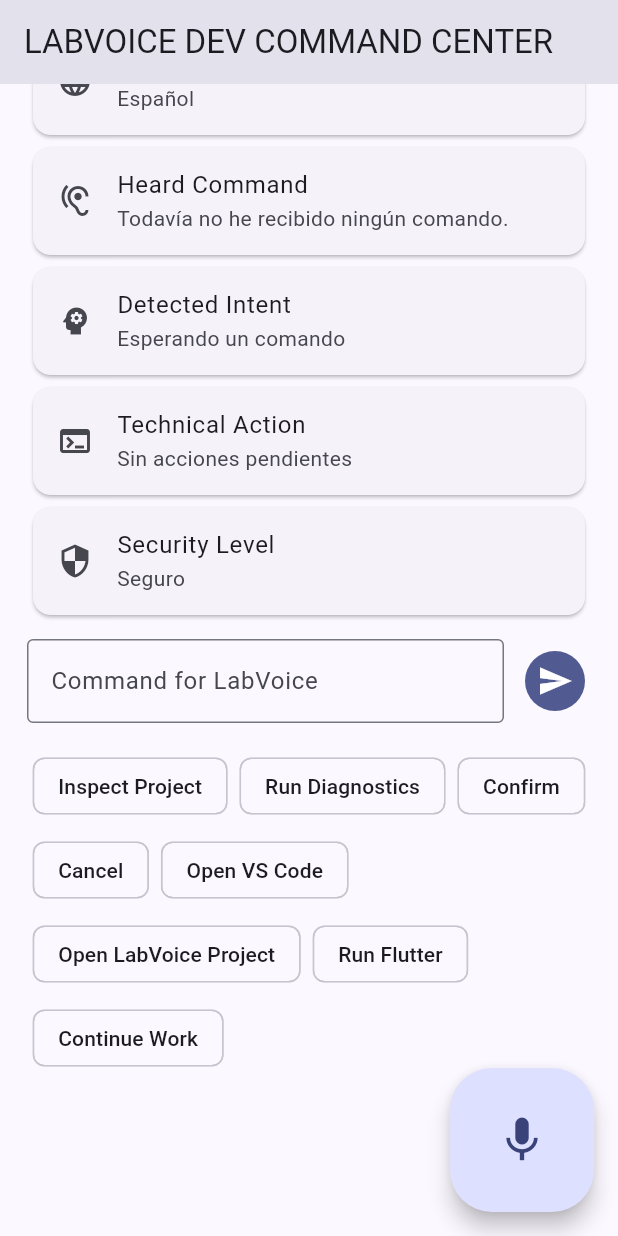
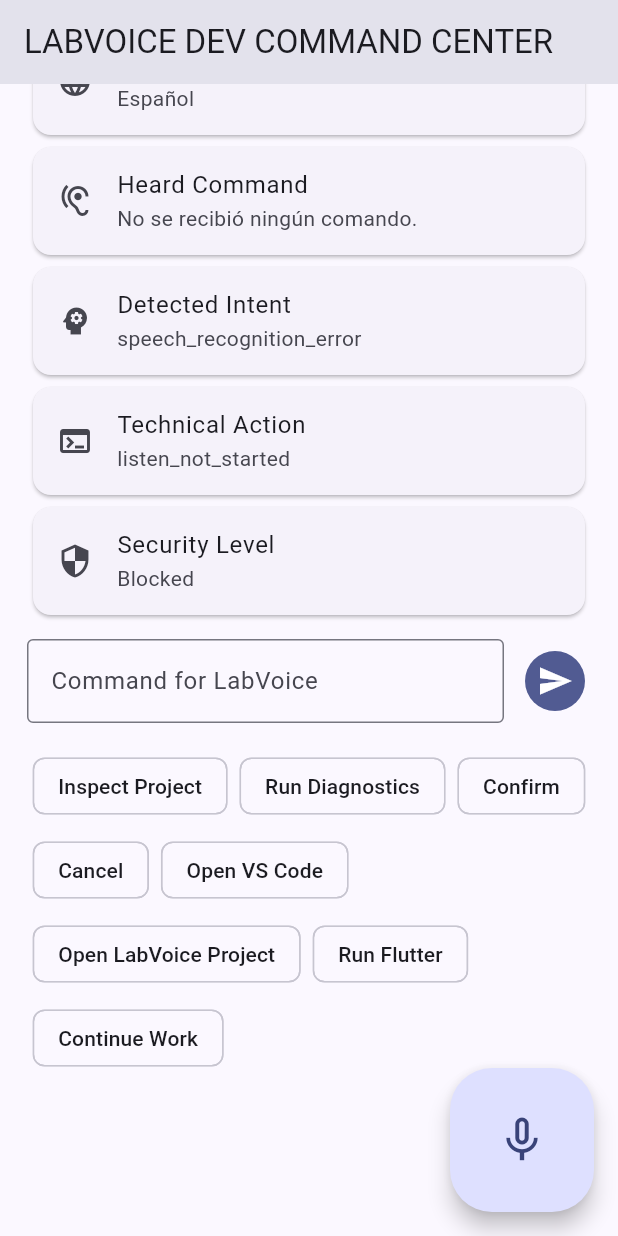
Before and after one commit to meyian777/IOV, a Flutter app: the screen it shows after launch, scrolled down 320 dp, after a tap on the "mic none" icon, on a phone screen of 412 x 824 dp. Run offline on Flutter 3.47's test engine with Material 3 defaults, Android fonts, the phone set to English and light mode, and no system bars; our stand-ins replace audioplayers, flutter_tts, speech_to_text; network calls fail.

Commit message:
Fix silent speech recognition failures

```diff
--- a/labvoice/lib/controllers/labvoice_controller.dart
+++ b/labvoice/lib/controllers/labvoice_controller.dart
@@ -68,7 +68,31 @@
 
   void setListening(bool value) {
     isListening = value;
-    if (value) response = LanguageManager.listening();
+    if (value) {
+      response = LanguageManager.listening();
+      heardCommand = LanguageManager.text(
+        "Escuchando el micrófono...",
+        "Listening to the microphone...",
+      );
+      detectedIntent = "listening";
+      technicalAction = "Speech recognition is active.";
+    }
+    notifyListeners();
+  }
+
+  Future<void> speechRecognitionError(String error) async {
+    isListening = false;
+    heardCommand = LanguageManager.text(
+      "No se recibió ningún comando.",
+      "No command was received.",
+    );
+    response = LanguageManager.text(
+      "El reconocimiento de voz falló: $error",
+      "Speech recognition failed: $error",
+    );
+    detectedIntent = "speech_recognition_error";
+    technicalAction = error;
+    securityLevel = "Blocked";
     notifyListeners();
   }
 
--- a/labvoice/lib/screens/labvoice_command_center.dart
+++ b/labvoice/lib/screens/labvoice_command_center.dart
@@ -16,13 +16,13 @@
   final LabVoiceController _controller = LabVoiceController();
   final TextEditingController _commandController = TextEditingController();
   final stt.SpeechToText _speech = stt.SpeechToText();
+  bool _speechInitialized = false;
 
   @override
   void initState() {
     super.initState();
     _controller.addListener(_refresh);
     _controller.initialize();
-    _speech.initialize();
   }
 
   void _refresh() {
@@ -41,23 +41,30 @@
   Future<void> _listen() async {
     if (_controller.isListening) return;
     await VoiceEngine.stop();
-    final available = await _speech.initialize(
-      onStatus: (status) {
-        if (status == "done") _controller.setListening(false);
-      },
-      onError: (_) => _controller.setListening(false),
-    );
+    await Future<void>.delayed(const Duration(milliseconds: 150));
+
+    final available = _speechInitialized
+        ? _speech.isAvailable
+        : await _initializeSpeech();
     if (!available) {
       await _controller.microphoneUnavailable();
       return;
     }
 
+    final localeId = await _supportedLocale(
+      LanguageManager.activeRecognitionLocale,
+    );
     _controller.setListening(true);
+    try {
       await _speech.listen(
         listenOptions: stt.SpeechListenOptions(
-        localeId: LanguageManager.activeRecognitionLocale,
+          localeId: localeId,
           listenFor: const Duration(minutes: 10),
-        pauseFor: const Duration(seconds: 2),
+          pauseFor: const Duration(seconds: 3),
+          cancelOnError: true,
+          partialResults: true,
+          listenMode: stt.ListenMode.dictation,
+          sampleRate: 44100,
         ),
         onResult: (result) async {
           if (!result.finalResult) {
@@ -70,6 +77,41 @@
           if (command.isNotEmpty) await _controller.processCommand(command);
         },
       );
+      if (!_speech.isListening && !_speech.hasRecognized) {
+        final error = _speech.lastError?.errorMsg ?? "listen_not_started";
+        await _controller.speechRecognitionError(error);
+      }
+    } catch (error) {
+      await _controller.speechRecognitionError(error.toString());
+    }
+  }
+
+  Future<bool> _initializeSpeech() async {
+    final available = await _speech.initialize(
+      debugLogging: true,
+      onStatus: (status) {
+        if (status == "done" || status == "notListening") {
+          _controller.setListening(false);
+        }
+      },
+      onError: (error) {
+        _controller.speechRecognitionError(error.errorMsg);
+      },
+    );
+    _speechInitialized = available;
+    return available;
+  }
+
+  Future<String?> _supportedLocale(String? preferredLocale) async {
+    if (preferredLocale == null) return null;
+    final locales = await _speech.locales();
+    final normalizedPreferred = preferredLocale.replaceAll("-", "_");
+    for (final locale in locales) {
+      if (locale.localeId.replaceAll("-", "_") == normalizedPreferred) {
+        return locale.localeId;
+      }
+    }
+    return null;
   }
 
   void _sendTypedCommand() {
```
Also changed, not shown: 1 other file. Lines whose indentation alone changed are shown as unchanged.
